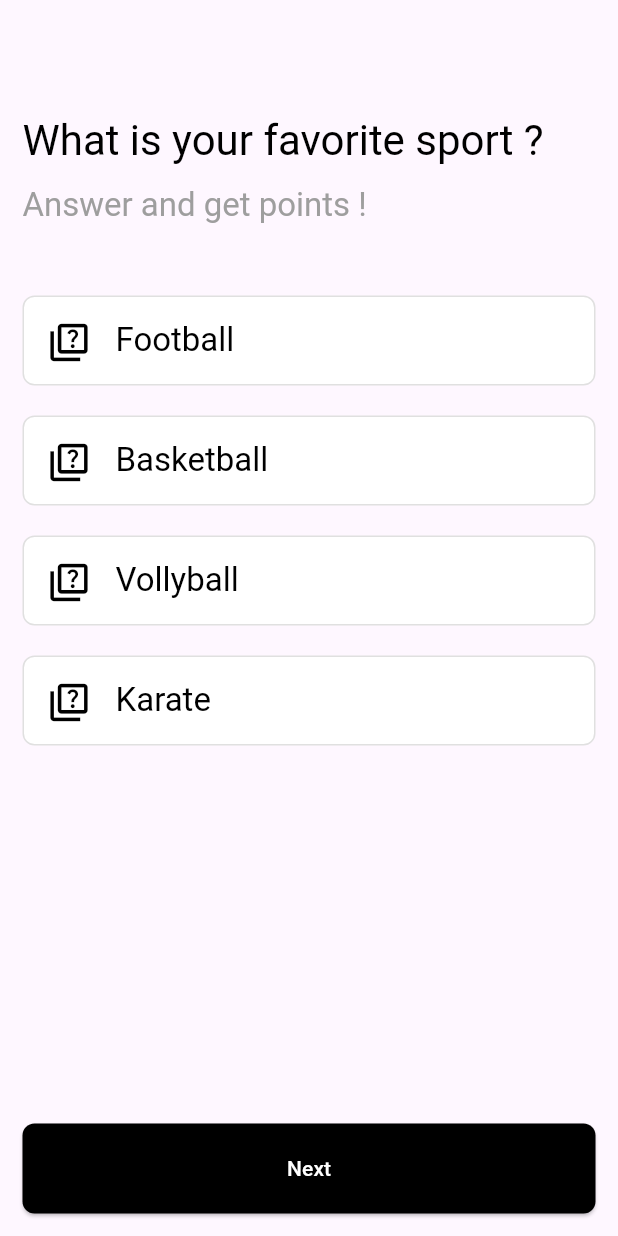
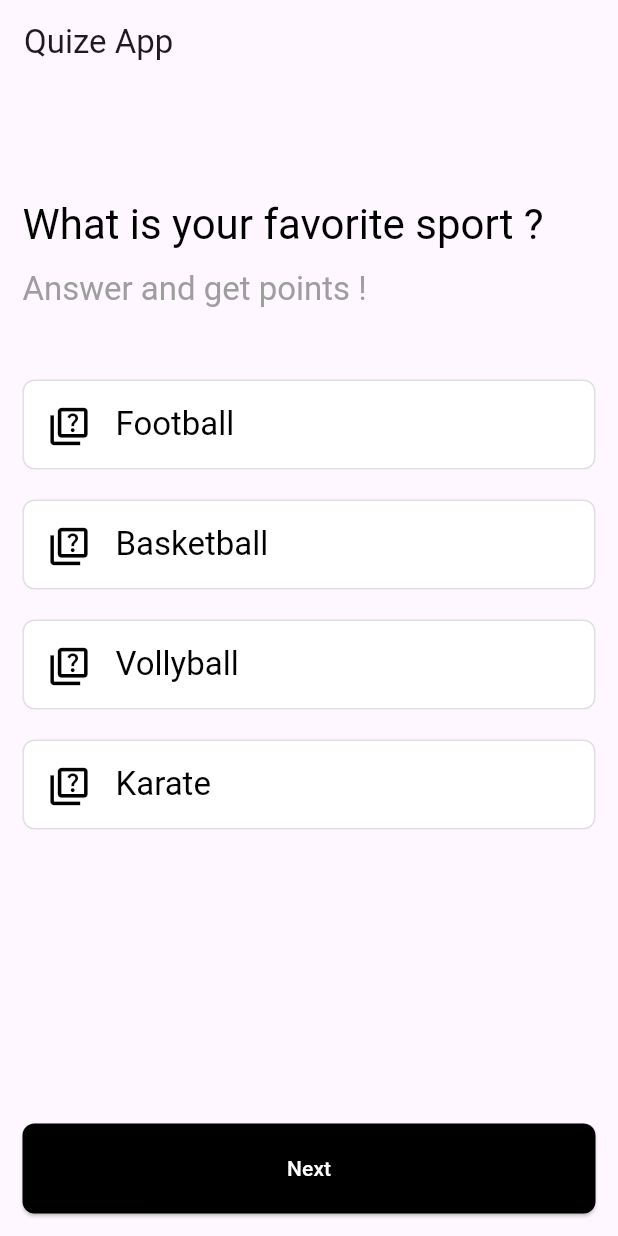
Before and after one commit to OmarNegm1248/quize_App, a Flutter app: the screen it shows after launch, on a phone screen of 412 x 824 dp. Run offline on Flutter 3.47's test engine with Material 3 defaults, Android fonts, the phone set to English and light mode, and no system bars.

Commit message:
Add App Bar in my project

```diff
--- a/lib/pages/home_page.dart
+++ b/lib/pages/home_page.dart
@@ -19,6 +19,9 @@ class _HomePageState extends State<HomePage> {
   @override
   Widget build(BuildContext context) {
     return Scaffold(
+appBar:AppBar(
+title:Text("Quize App"),
+),
       body: SafeArea(
         child:
             !showTotalScore
```
